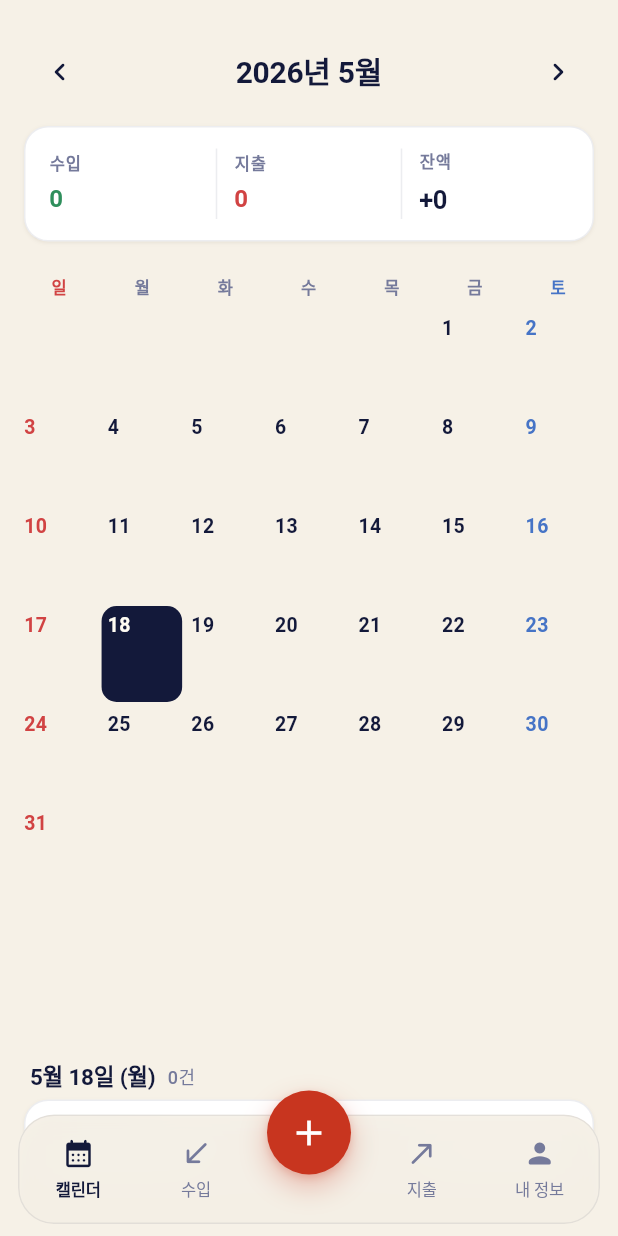
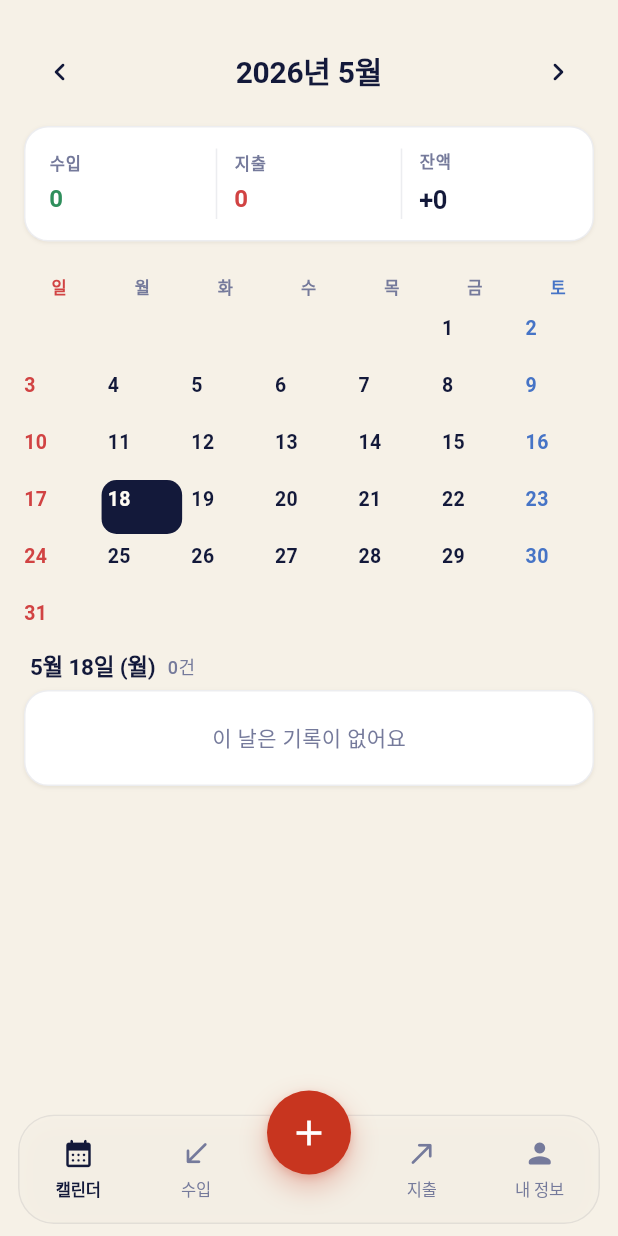
Before and after one commit to Dev-HyunSang/my-account-book-app, a Flutter app: the screen it shows after launch, on a phone screen of 412 x 824 dp. Run offline on Flutter 3.47's test engine with Material 3 defaults, Android fonts, the phone set to English and light mode, and no system bars; our stand-ins replace shared_preferences.

Commit message:
fix(calendar): auto-size last week so detail card hugs the grid
Replace the fixed-extent GridView with a Column of IntrinsicHeight rows
and let each day cell size to its content. The trailing week (e.g. just
the 31st in May) now collapses to the intrinsic cell height instead of
reserving a full 64pt row.

Co-Authored-By: Claude Opus 4.7 <noreply@anthropic.com>

```diff
--- a/lib/screens/calendar_screen.dart
+++ b/lib/screens/calendar_screen.dart
@@ -169,8 +169,9 @@ class _CalendarScreenState extends State<CalendarScreen> {
     final month = _cursor.month;
     final firstWeekday = DateTime(year, month, 1).weekday % 7;
     final lastDay = DateTime(year, month + 1, 0).day;
+    final rows = ((firstWeekday + lastDay) / 7).ceil();
     final cells = <_Cell?>[];
-    for (var i = 0; i < 42; i++) {
+    for (var i = 0; i < rows * 7; i++) {
       final dayNum = i - firstWeekday + 1;
       if (dayNum < 1 || dayNum > lastDay) {
         cells.add(null);
@@ -180,21 +181,31 @@ class _CalendarScreenState extends State<CalendarScreen> {
     }
     return Padding(
       padding: const EdgeInsets.symmetric(horizontal: 12),
-      child: GridView.builder(
-        physics: const NeverScrollableScrollPhysics(),
-        shrinkWrap: true,
-        itemCount: cells.length,
-        gridDelegate: const SliverGridDelegateWithFixedCrossAxisCount(
-          crossAxisCount: 7,
-          mainAxisSpacing: 2,
-          crossAxisSpacing: 2,
-          mainAxisExtent: 64,
+      child: Column(
+        children: [
+          for (var r = 0; r < rows; r++)
+            Padding(
+              padding: EdgeInsets.only(top: r == 0 ? 0 : 2),
+              child: IntrinsicHeight(
+                child: Row(
+                  crossAxisAlignment: CrossAxisAlignment.stretch,
+                  children: [
+                    for (var c = 0; c < 7; c++) ...[
+                      Expanded(child: _buildCell(cells[r * 7 + c], c, perDay)),
+                      if (c < 6) const SizedBox(width: 2),
+                    ],
+                  ],
                 ),
-        itemBuilder: (context, i) {
-          final cell = cells[i];
-          if (cell == null) return const SizedBox.shrink();
+              ),
+            ),
+        ],
+      ),
+    );
+  }
+
+  Widget _buildCell(_Cell? cell, int weekday, Map<DateTime, _DaySum> perDay) {
+    if (cell == null) return const SizedBox(height: 36);
     final selected = _isSameDay(cell.date, _selected);
-          final weekday = i % 7;
     final dayColor = weekday == 0
         ? AppTokens.expense
         : weekday == 6
@@ -207,9 +218,6 @@ class _CalendarScreenState extends State<CalendarScreen> {
       dayColor: dayColor,
       data: data,
       onTap: () => setState(() => _selected = cell.date),
-          );
-        },
-      ),
     );
   }
 
@@ -353,8 +361,11 @@ class _DayCell extends StatelessWidget {
           borderRadius: BorderRadius.circular(10),
         ),
         padding: const EdgeInsets.fromLTRB(4, 6, 4, 6),
+        constraints: const BoxConstraints(minHeight: 36),
         child: Column(
           crossAxisAlignment: CrossAxisAlignment.stretch,
+          mainAxisAlignment: MainAxisAlignment.spaceBetween,
+          mainAxisSize: MainAxisSize.min,
           children: [
             Text(
               '${cell.dayNum}',
@@ -365,7 +376,6 @@ class _DayCell extends StatelessWidget {
                 height: 1,
               ),
             ),
-            const Spacer(),
             if (data != null) ...[
               if (data!.income > 0)
                 Text(
```
Lines whose indentation alone changed are shown as unchanged.
